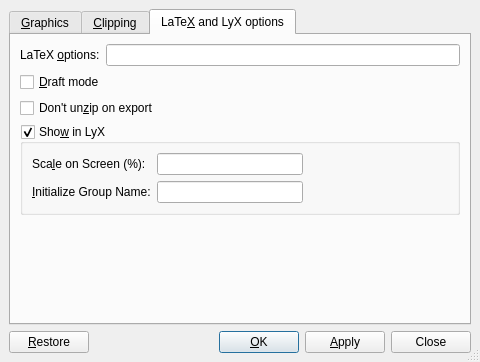
Before: the Qt Designer form src/frontends/qt4/ui/GraphicsUi.ui in rpavlik/lyx-lucid-backport, drawn with Qt 5.
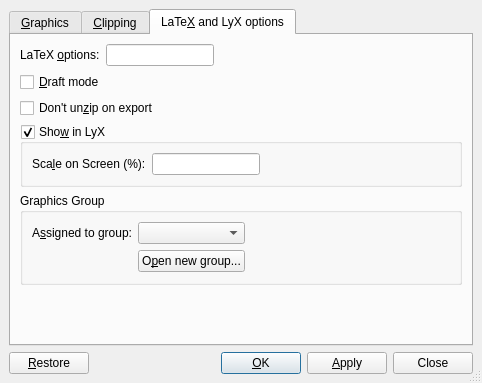
After: the same form once the commit is applied. The open tabs and pages were chosen to show the change. Custom widgets are drawn as their Qt base class.

Patch:
```diff
--- a/src/frontends/qt4/ui/GraphicsUi.ui
+++ b/src/frontends/qt4/ui/GraphicsUi.ui
@@ -5,12 +5,14 @@
    <rect>
     <x>0</x>
     <y>0</y>
-    <width>480</width>
-    <height>348</height>
+    <width>482</width>
+    <height>383</height>
    </rect>
   </property>
   <property name="sizePolicy" >
-   <sizepolicy vsizetype="Minimum" hsizetype="Minimum" >
+   <sizepolicy>
+    <hsizetype>0</hsizetype>
+    <vsizetype>0</vsizetype>
     <horstretch>0</horstretch>
     <verstretch>0</verstretch>
    </sizepolicy>
@@ -28,93 +30,6 @@
    <property name="spacing" >
     <number>6</number>
    </property>
-   <item row="1" column="0" >
-    <layout class="QHBoxLayout" >
-     <property name="spacing" >
-      <number>6</number>
-     </property>
-     <property name="margin" >
-      <number>0</number>
-     </property>
-     <item>
-      <widget class="QPushButton" name="restorePB" >
-       <property name="text" >
-        <string>&amp;Restore</string>
-       </property>
-       <property name="autoDefault" >
-        <bool>false</bool>
-       </property>
-       <property name="default" >
-        <bool>false</bool>
-       </property>
-      </widget>
-     </item>
-     <item>
-      <spacer>
-       <property name="orientation" >
-        <enum>Qt::Horizontal</enum>
-       </property>
-       <property name="sizeType" >
-        <enum>QSizePolicy::MinimumExpanding</enum>
-       </property>
-       <property name="sizeHint" stdset="0" >
-        <size>
-         <width>20</width>
-         <height>20</height>
-        </size>
-       </property>
-      </spacer>
-     </item>
-     <item>
-      <widget class="QPushButton" name="okPB" >
-       <property name="text" >
-        <string>&amp;OK</string>
-       </property>
-       <property name="autoDefault" >
-        <bool>true</bool>
-       </property>
-       <property name="default" >
-        <bool>true</bool>
-       </property>
-      </widget>
-     </item>
-     <item>
-      <widget class="QPushButton" name="applyPB" >
-       <property name="sizePolicy" >
-        <sizepolicy vsizetype="Fixed" hsizetype="Minimum" >
-         <horstretch>0</horstretch>
-         <verstretch>0</verstretch>
-        </sizepolicy>
-       </property>
-       <property name="text" >
-        <string>&amp;Apply</string>
-       </property>
-       <property name="autoDefault" >
-        <bool>false</bool>
-       </property>
-       <property name="default" >
-        <bool>false</bool>
-       </property>
-      </widget>
-     </item>
-     <item>
-      <widget class="QPushButton" name="closePB" >
-       <property name="sizePolicy" >
-        <sizepolicy vsizetype="Fixed" hsizetype="Minimum" >
-         <horstretch>0</horstretch>
-         <verstretch>0</verstretch>
-        </sizepolicy>
-       </property>
-       <property name="text" >
-        <string>Close</string>
-       </property>
-       <property name="autoDefault" >
-        <bool>false</bool>
-       </property>
-      </widget>
-     </item>
-    </layout>
-   </item>
    <item row="0" column="0" >
     <widget class="QTabWidget" name="tabWidget" >
      <property name="toolTip" >
@@ -537,55 +452,17 @@
       </layout>
      </widget>
      <widget class="QWidget" name="ExtraOptions" >
-      <property name="geometry" >
-       <rect>
-        <x>0</x>
-        <y>0</y>
-        <width>458</width>
-        <height>272</height>
-       </rect>
-      </property>
       <attribute name="title" >
        <string>LaTe&amp;X and LyX options</string>
       </attribute>
       <layout class="QGridLayout" >
-       <item row="0" column="0" >
-        <widget class="QLabel" name="latexoptionsLA" >
-         <property name="toolTip" >
-          <string>Additional LaTeX options</string>
-         </property>
-         <property name="text" >
-          <string>LaTeX &amp;options:</string>
-         </property>
-         <property name="buddy" >
-          <cstring>latexoptions</cstring>
-         </property>
-        </widget>
-       </item>
-       <item row="0" column="1" >
-        <widget class="QLineEdit" name="latexoptions" >
-         <property name="sizePolicy" >
-          <sizepolicy vsizetype="Fixed" hsizetype="MinimumExpanding" >
-           <horstretch>0</horstretch>
-           <verstretch>0</verstretch>
-          </sizepolicy>
-         </property>
-         <property name="toolTip" >
-          <string>Additional LaTeX options</string>
-         </property>
-        </widget>
-       </item>
-       <item row="1" column="0" colspan="2" >
-        <widget class="QCheckBox" name="draftCB" >
-         <property name="toolTip" >
-          <string>Draft mode</string>
-         </property>
-         <property name="text" >
-          <string>&amp;Draft mode</string>
-         </property>
-        </widget>
-       </item>
-       <item row="2" column="0" colspan="2" >
+       <property name="margin" >
+        <number>9</number>
+       </property>
+       <property name="spacing" >
+        <number>6</number>
+       </property>
+       <item row="2" column="0" colspan="3" >
         <widget class="QCheckBox" name="unzipCB" >
          <property name="toolTip" >
           <string>Don't uncompress image before exporting to LaTeX</string>
@@ -595,7 +472,61 @@
          </property>
         </widget>
        </item>
-       <item row="3" column="0" colspan="2" >
+       <item row="0" column="2" >
+        <spacer>
+         <property name="orientation" >
+          <enum>Qt::Horizontal</enum>
+         </property>
+         <property name="sizeHint" >
+          <size>
+           <width>161</width>
+           <height>20</height>
+          </size>
+         </property>
+        </spacer>
+       </item>
+       <item row="0" column="1" >
+        <widget class="QLineEdit" name="latexoptions" >
+         <property name="sizePolicy" >
+          <sizepolicy>
+           <hsizetype>0</hsizetype>
+           <vsizetype>0</vsizetype>
+           <horstretch>0</horstretch>
+           <verstretch>0</verstretch>
+          </sizepolicy>
+         </property>
+         <property name="toolTip" >
+          <string>Additional LaTeX options</string>
+         </property>
+        </widget>
+       </item>
+       <item row="0" column="0" >
+        <widget class="QLabel" name="latexoptionsLA" >
+         <property name="toolTip" >
+          <string>Additional LaTeX options</string>
+         </property>
+         <property name="text" >
+          <string>LaTeX &amp;options:</string>
+         </property>
+         <property name="buddy" >
+          <cstring>latexoptions</cstring>
+         </property>
+        </widget>
+       </item>
+       <item row="5" column="0" colspan="3" >
+        <spacer>
+         <property name="orientation" >
+          <enum>Qt::Vertical</enum>
+         </property>
+         <property name="sizeHint" >
+          <size>
+           <width>354</width>
+           <height>81</height>
+          </size>
+         </property>
+        </spacer>
+       </item>
+       <item row="3" column="0" colspan="3" >
         <widget class="QGroupBox" name="displayGB" >
          <property name="focusPolicy" >
           <enum>Qt::StrongFocus</enum>
@@ -619,55 +550,15 @@
           <property name="spacing" >
            <number>6</number>
           </property>
-          <item row="0" column="4" >
-           <spacer>
-            <property name="orientation" >
-             <enum>Qt::Horizontal</enum>
-            </property>
-            <property name="sizeHint" stdset="0" >
-             <size>
-              <width>40</width>
-              <height>20</height>
-             </size>
-            </property>
-           </spacer>
-          </item>
-          <item row="1" column="0" >
-           <widget class="QLabel" name="label" >
-            <property name="sizePolicy" >
-             <sizepolicy vsizetype="Preferred" hsizetype="Preferred" >
-              <horstretch>0</horstretch>
-              <verstretch>0</verstretch>
-             </sizepolicy>
-            </property>
-            <property name="text" >
-             <string>&amp;Initialize Group Name:</string>
-            </property>
-            <property name="buddy" >
-             <cstring>groupId</cstring>
-            </property>
-           </widget>
-          </item>
-          <item row="1" column="1" >
-           <widget class="QLineEdit" name="groupId" >
-            <property name="minimumSize" >
-             <size>
-              <width>87</width>
-              <height>0</height>
-             </size>
-            </property>
-            <property name="toolTip" >
-             <string>Group Name to be set up from the current parameters</string>
-            </property>
-           </widget>
-          </item>
           <item row="0" column="1" >
            <widget class="QLineEdit" name="displayscale" >
             <property name="enabled" >
              <bool>true</bool>
             </property>
             <property name="sizePolicy" >
-             <sizepolicy vsizetype="Fixed" hsizetype="Minimum" >
+             <sizepolicy>
+              <hsizetype>0</hsizetype>
+              <vsizetype>0</vsizetype>
               <horstretch>0</horstretch>
               <verstretch>0</verstretch>
              </sizepolicy>
@@ -690,26 +581,202 @@
             </property>
            </widget>
           </item>
+          <item row="0" column="2" >
+           <spacer>
+            <property name="orientation" >
+             <enum>Qt::Horizontal</enum>
+            </property>
+            <property name="sizeHint" >
+             <size>
+              <width>40</width>
+              <height>20</height>
+             </size>
+            </property>
+           </spacer>
+          </item>
          </layout>
         </widget>
        </item>
-       <item row="4" column="1" >
-        <spacer>
-         <property name="orientation" >
-          <enum>Qt::Vertical</enum>
+       <item row="4" column="0" colspan="3" >
+        <widget class="QGroupBox" name="graphicsGroupGB" >
+         <property name="toolTip" >
+          <string>Assign the graphic to a group of graphics that share the same settings</string>
          </property>
-         <property name="sizeHint" stdset="0" >
-          <size>
-           <width>354</width>
-           <height>81</height>
-          </size>
+         <property name="title" >
+          <string>Graphics Group</string>
          </property>
-        </spacer>
+         <property name="flat" >
+          <bool>true</bool>
+         </property>
+         <layout class="QGridLayout" >
+          <property name="margin" >
+           <number>9</number>
+          </property>
+          <property name="spacing" >
+           <number>6</number>
+          </property>
+          <item rowspan="2" row="0" column="2" >
+           <spacer>
+            <property name="orientation" >
+             <enum>Qt::Horizontal</enum>
+            </property>
+            <property name="sizeHint" >
+             <size>
+              <width>121</width>
+              <height>51</height>
+             </size>
+            </property>
+           </spacer>
+          </item>
+          <item row="0" column="0" >
+           <widget class="QLabel" name="label" >
+            <property name="sizePolicy" >
+             <sizepolicy>
+              <hsizetype>0</hsizetype>
+              <vsizetype>0</vsizetype>
+              <horstretch>0</horstretch>
+              <verstretch>0</verstretch>
+             </sizepolicy>
+            </property>
+            <property name="toolTip" >
+             <string/>
+            </property>
+            <property name="text" >
+             <string>A&amp;ssigned to group:</string>
+            </property>
+            <property name="buddy" >
+             <cstring>groupCO</cstring>
+            </property>
+           </widget>
+          </item>
+          <item row="1" column="1" >
+           <widget class="QPushButton" name="newGroupPB" >
+            <property name="toolTip" >
+             <string>Click to define a new graphics group.</string>
+            </property>
+            <property name="text" >
+             <string>O&amp;pen new group...</string>
+            </property>
+           </widget>
+          </item>
+          <item row="0" column="1" >
+           <widget class="QComboBox" name="groupCO" >
+            <property name="toolTip" >
+             <string>Select an existing group for the current graphics.</string>
+            </property>
+            <property name="editable" >
+             <bool>false</bool>
+            </property>
+           </widget>
+          </item>
+         </layout>
+        </widget>
+       </item>
+       <item row="1" column="0" colspan="3" >
+        <widget class="QCheckBox" name="draftCB" >
+         <property name="toolTip" >
+          <string>Draft mode</string>
+         </property>
+         <property name="text" >
+          <string>&amp;Draft mode</string>
+         </property>
+        </widget>
        </item>
       </layout>
      </widget>
     </widget>
    </item>
+   <item row="1" column="0" >
+    <layout class="QHBoxLayout" >
+     <property name="margin" >
+      <number>0</number>
+     </property>
+     <property name="spacing" >
+      <number>6</number>
+     </property>
+     <item>
+      <widget class="QPushButton" name="restorePB" >
+       <property name="text" >
+        <string>&amp;Restore</string>
+       </property>
+       <property name="autoDefault" >
+        <bool>false</bool>
+       </property>
+       <property name="default" >
+        <bool>false</bool>
+       </property>
+      </widget>
+     </item>
+     <item>
+      <spacer>
+       <property name="orientation" >
+        <enum>Qt::Horizontal</enum>
+       </property>
+       <property name="sizeType" >
+        <enum>QSizePolicy::MinimumExpanding</enum>
+       </property>
+       <property name="sizeHint" >
+        <size>
+         <width>20</width>
+         <height>20</height>
+        </size>
+       </property>
+      </spacer>
+     </item>
+     <item>
+      <widget class="QPushButton" name="okPB" >
+       <property name="text" >
+        <string>&amp;OK</string>
+       </property>
+       <property name="autoDefault" >
+        <bool>true</bool>
+       </property>
+       <property name="default" >
+        <bool>true</bool>
+       </property>
+      </widget>
+     </item>
+     <item>
+      <widget class="QPushButton" name="applyPB" >
+       <property name="sizePolicy" >
+        <sizepolicy>
+         <hsizetype>0</hsizetype>
+         <vsizetype>0</vsizetype>
+         <horstretch>0</horstretch>
+         <verstretch>0</verstretch>
+        </sizepolicy>
+       </property>
+       <property name="text" >
+        <string>&amp;Apply</string>
+       </property>
+       <property name="autoDefault" >
+        <bool>false</bool>
+       </property>
+       <property name="default" >
+        <bool>false</bool>
+       </property>
+      </widget>
+     </item>
+     <item>
+      <widget class="QPushButton" name="closePB" >
+       <property name="sizePolicy" >
+        <sizepolicy>
+         <hsizetype>0</hsizetype>
+         <vsizetype>0</vsizetype>
+         <horstretch>0</horstretch>
+         <verstretch>0</verstretch>
+        </sizepolicy>
+       </property>
+       <property name="text" >
+        <string>Close</string>
+       </property>
+       <property name="autoDefault" >
+        <bool>false</bool>
+       </property>
+      </widget>
+     </item>
+    </layout>
+   </item>
   </layout>
  </widget>
  <customwidgets>
```
Left out of the diff: 38 changed lines with no effect on the pictures.
